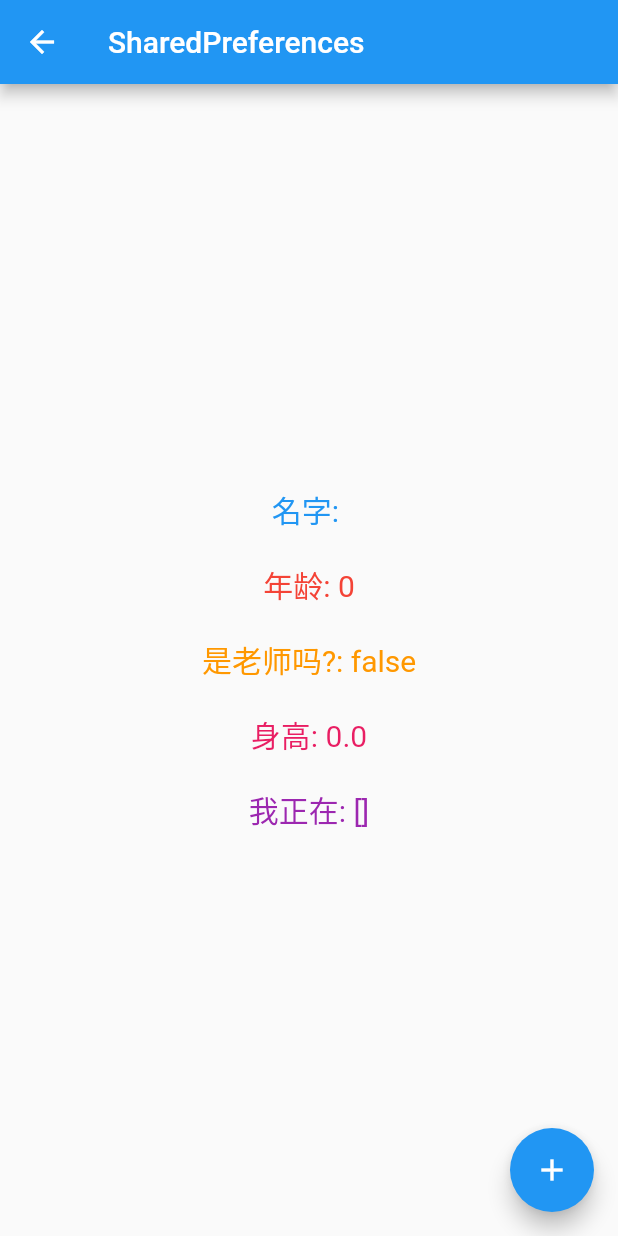
After one commit to JunAILiang/flutter_code, a Flutter app: the SharedPreferencesExample screen opened directly, after a tap on the "add" icon, on a phone screen of 412 x 824 dp. The commit adds this screen. Run offline on Flutter 3.47's test engine with Material 2 defaults, Android fonts, the phone set to English and light mode, and no system bars; our stand-ins replace auto_size_text, shared_preferences; accounts and stored records are empty.

Commit message:
持久化数据

```diff
--- a/lib/container_widgets/InheritedWidget/InheritedCount.dart
+++ b/lib/container_widgets/InheritedWidget/InheritedCount.dart
@@ -51,7 +51,7 @@ class WidgetA extends StatelessWidget {
 class WidgetB extends StatelessWidget {
   @override
   Widget build(BuildContext context) {
-    return Text(InheritedState.of(context)?.count.toString(),
+    return Text(InheritedState.of(context)!.count.toString(),
       style: TextStyle(
         color: Colors.green,
         fontSize: 50
--- /dev/null
+++ b/lib/source_code/shared_preferences_example/j_sp_util.dart
@@ -0,0 +1,154 @@
+
+import 'dart:convert';
+import 'package:shared_preferences/shared_preferences.dart';
+
+/// key:  持久化存储唯一key值
+/// value: 持久化存储的值
+class JSpUtil {
+
+  JSpUtil._internal();
+  factory JSpUtil() => _instance;
+  static late final JSpUtil _instance = JSpUtil._internal();
+
+  static late SharedPreferences _preferences;
+
+  /// 获取唯一实例
+  static Future<JSpUtil> getInstance() async {
+    _preferences = await SharedPreferences.getInstance();
+    return _instance;
+  }
+
+  /// 通用设置持久化数据
+  static setLocalStorage<T>(String key, T value) {
+    String type = value.runtimeType.toString();
+
+    switch (type) {
+      case "String":
+        setString(key, value as String);
+        break;
+      case "int":
+        setInt(key, value as int);
+        break;
+      case "bool":
+        setBool(key, value as bool);
+        break;
+      case "double":
+        setDouble(key, value as double);
+        break;
+      case "List<String>":
+        setStringList(key, value as List<String>);
+        break;
+      case "_InternalLinkedHashMap<String, String>":
+        setMap(key, value as Map);
+        break;
+    }
+  }
+
+  /// 获取持久化数据
+  static dynamic getLocalStorage<T>(String key) {
+    dynamic value = _preferences.get(key);
+    if (value.runtimeType.toString() == "String") {
+      if (_isJson(value)) {
+        return json.decode(value);
+      }
+    }
+    return value;
+  }
+
+  /// 根据key存储int类型
+  static Future<bool> setInt(String key, int value) {
+    return _preferences.setInt(key, value);
+  }
+
+  /// 根据key获取int类型
+  static int? getInt(String key, {int defaultValue = 0}) {
+    return _preferences.getInt(key) ?? defaultValue;
+  }
+
+  /// 根据key存储double类型
+  static Future<bool> setDouble(String key, double value) {
+    return _preferences.setDouble(key, value);
+  }
+
+  /// 根据key获取double类型
+  static double? getDouble(String key, {double defaultValue = 0.0}) {
+    return _preferences.getDouble(key) ?? defaultValue;
+  }
+
+  /// 根据key存储字符串类型
+  static Future<bool> setString(String key, String value) {
+    return _preferences.setString(key, value);
+  }
+
+  /// 根据key获取字符串类型
+  static String? getString(String key, {String defaultValue = ""}) {
+    return _preferences.getString(key) ?? defaultValue;
+  }
+
+  /// 根据key存储布尔类型
+  static Future<bool> setBool(String key, bool value) {
+    return _preferences.setBool(key, value);
+  }
+
+  /// 根据key获取布尔类型
+  static bool? getBool(String key, {bool defaultValue = false}) {
+    return _preferences.getBool(key) ?? defaultValue;
+  }
+
+  /// 根据key存储字符串类型数组
+  static Future<bool> setStringList(String key, List<String> value) {
+    return _preferences.setStringList(key, value);
+  }
+
+  /// 根据key获取字符串类型数组
+  static List<String> getStringList(String key, {List<String> defaultValue = const []}) {
+    return _preferences.getStringList(key) ?? defaultValue;
+  }
+
+  /// 根据key存储Map类型
+  static Future<bool> setMap(String key, Map value) {
+    return _preferences.setString(key, json.encode(value));
+  }
+
+  /// 根据key获取Map类型
+  static Map getMap(String key) {
+    String jsonStr = _preferences.getString(key) ?? "";
+    return jsonStr.isEmpty ? Map : json.decode(jsonStr);
+  }
+
+  /// 获取持久化数据中所有存入的key
+  static Set<String> getKeys() {
+    return _preferences.getKeys();
+  }
+
+  /// 获取持久化数据中是否包含某个key
+  static bool containsKey(String key) {
+    return _preferences.containsKey(key);
+  }
+
+  /// 删除持久化数据中某个key
+  static Future<bool> remove(String key) async {
+    return await _preferences.remove(key);
+  }
+
+  /// 清除所有持久化数据
+  static Future<bool> clear() async {
+    return await _preferences.clear();
+  }
+
+  /// 重新加载所有数据,仅重载运行时
+  static Future<void> reload() async {
+    return await _preferences.reload();
+  }
+
+  /// 判断是否是json字符串
+  static _isJson(String value) {
+    try {
+      JsonDecoder().convert(value);
+      return true;
+    } catch(e) {
+      return false;
+    }
+  }
+
+}
--- /dev/null
+++ b/lib/source_code/shared_preferences_example/shared_preferences_example.dart
@@ -0,0 +1,210 @@
+import 'package:flutter/material.dart';
+import 'package:flutter_code/source_code/shared_preferences_example/j_sp_util.dart';
+import 'package:shared_preferences/shared_preferences.dart';
+
+class SharedPreferencesExample extends StatefulWidget {
+  @override
+  _SharedPreferencesExampleState createState() => _SharedPreferencesExampleState();
+}
+
+class _SharedPreferencesExampleState extends State<SharedPreferencesExample> {
+
+
+  // SharedPreferences? sharedPreferences;
+
+  // 使用封装类来设置持久化数据
+  void _setDataJSpUtil() async {
+
+    // 设置String类型
+    await JSpUtil.setString("name", "Jimi");
+
+    // 设置int类型
+    await JSpUtil.setInt("age", 18);
+
+    // 设置bool类型
+    await JSpUtil.setBool("isTeacher", true);
+
+    // 设置double类型
+    await JSpUtil.setDouble("height", 1.88);
+
+    // 设置string类型的数组
+    await JSpUtil.setStringList("action", ["吃饭", "睡觉", "打豆豆"]);
+
+    // 设置Map类型
+    await JSpUtil.setMap("weight", {"weight": 112});
+    print(JSpUtil.getMap("weight"));
+
+    JSpUtil.setLocalStorage("name", "Jimi");
+    JSpUtil.setLocalStorage("age", 18);
+    JSpUtil.setLocalStorage("isTeacher", true);
+    JSpUtil.setLocalStorage("height", 1.88);
+    JSpUtil.setLocalStorage("action", ["吃饭", "睡觉", "打豆豆"]);
+    JSpUtil.setLocalStorage("weight", {"weight": "112"});
+
+    JSpUtil.getLocalStorage("name");
+    JSpUtil.getLocalStorage("age");
+    JSpUtil.getLocalStorage("isTeacher");
+    JSpUtil.getLocalStorage("height");
+    JSpUtil.getLocalStorage("action");
+    JSpUtil.getLocalStorage("weight");
+
+
+    // 获取磁盘中所有存入的key
+    List<String> keys = JSpUtil.getKeys().toList();
+    print(keys);
+
+    // 持久化数据中是否包含某个key
+    bool isContainKey = JSpUtil.containsKey("name1");
+    print(isContainKey);
+
+    // 删除持久化数据中某个key
+    bool isRemoveKey = await JSpUtil.remove("name");
+    print(isRemoveKey);
+
+    // 清除所有持久化数据
+    bool isClearAllKey = await JSpUtil.clear();
+    print(isClearAllKey);
+
+    // 重新加载所有数据,仅重载运行时
+    await JSpUtil.reload();
+
+    setState(() {});
+
+  }
+
+  // 设置持久化数据
+  // void _setData() async {
+  //   // 实例化
+  //   sharedPreferences = await SharedPreferences.getInstance();
+  //
+  //   // 设置string类型
+  //   await sharedPreferences?.setString("name", "Jimi");
+  //
+  //   // 设置int类型
+  //   await sharedPreferences?.setInt("age", 18);
+  //
+  //   // 设置bool类型
+  //   await sharedPreferences?.setBool("isTeacher", true);
+  //
+  //   // 设置double类型
+  //   await sharedPreferences?.setDouble("height", 1.88);
+  //
+  //   // 设置string类型的数组
+  //   await sharedPreferences?.setStringList("action", ["吃饭", "睡觉", "打豆豆"]);
+  //
+  //   // 获取磁盘中所有存入的key
+  //   List<String> keys = sharedPreferences?.getKeys().toList() ?? [];
+  //   print(keys);
+  //
+  //   // 持久化数据中是否包含某个key
+  //   bool isContainKey = sharedPreferences?.containsKey("name") ?? false;
+  //   print(isContainKey);
+  //
+  //   // 删除持久化数据中某个key
+  //   bool isRemoveKey = await sharedPreferences?.remove("name") ?? false;
+  //
+  //
+  //   // 清除所有持久化数据
+  //   // bool isClearAllKey = await sharedPreferences?.clear() ?? false;
+  //   // print(isClearAllKey);
+  //   // print(sharedPreferences?.getKeys().toList() ?? []);
+  //
+  //   // 重新加载所有数据,仅重载运行时
+  //   await sharedPreferences?.reload();
+  //
+  //   setState(() {});
+  // }
+
+
+
+
+  @override
+  Widget build(BuildContext context) {
+    return Scaffold(
+      appBar: AppBar(
+        title: Text("SharedPreferences"),
+      ),
+      floatingActionButton: FloatingActionButton(
+        onPressed: _setDataJSpUtil,
+        child: Icon(Icons.add),
+      ),
+      body: Center(
+        child: Column(
+          mainAxisAlignment: MainAxisAlignment.center,
+          crossAxisAlignment: CrossAxisAlignment.center,
+          children: [
+            // Text("名字: ${sharedPreferences?.getString("name") ?? ""}",
+            //   style: TextStyle(
+            //     color: Colors.blue,
+            //     fontSize: 20
+            //   ),
+            // ),
+            // SizedBox(height: 20,),
+            // Text("年龄: ${sharedPreferences?.getInt("age") ?? ""}",
+            //   style: TextStyle(
+            //       color: Colors.red,
+            //       fontSize: 20
+            //   ),
+            // ),
+            // SizedBox(height: 20,),
+            // Text("是老师吗?: ${sharedPreferences?.getBool("isTeacher") ?? ""}",
+            //   style: TextStyle(
+            //       color: Colors.orange,
+            //       fontSize: 20
+            //   ),
+            // ),
+            // SizedBox(height: 20,),
+            // Text("身高: ${sharedPreferences?.getDouble("height") ?? ""}",
+            //   style: TextStyle(
+            //       color: Colors.pink,
+            //       fontSize: 20
+            //   ),
+            // ),
+            // SizedBox(height: 20,),
+            // Text("我正在: ${sharedPreferences?.getStringList("action") ?? ""}",
+            //   style: TextStyle(
+            //       color: Colors.purple,
+            //       fontSize: 20
+            //   ),
+            // ),
+
+            Text("名字: ${JSpUtil.getString("name")}",
+              style: TextStyle(
+                  color: Colors.blue,
+                  fontSize: 20
+              ),
+            ),
+            SizedBox(height: 20,),
+            Text("年龄: ${JSpUtil.getInt("age")}",
+              style: TextStyle(
+                  color: Colors.red,
+                  fontSize: 20
+              ),
+            ),
+            SizedBox(height: 20,),
+            Text("是老师吗?: ${JSpUtil.getBool("isTeacher")}",
+              style: TextStyle(
+                  color: Colors.orange,
+                  fontSize: 20
+              ),
+            ),
+            SizedBox(height: 20,),
+            Text("身高: ${JSpUtil.getDouble("height")}",
+              style: TextStyle(
+                  color: Colors.pink,
+                  fontSize: 20
+              ),
+            ),
+            SizedBox(height: 20,),
+            Text("我正在: ${JSpUtil.getStringList("action")}",
+              style: TextStyle(
+                  color: Colors.purple,
+                  fontSize: 20
+              ),
+            ),
+          ],
+        ),
+      ),
+    );
+  }
+}
--- a/pubspec.yaml
+++ b/pubspec.yaml
@@ -18,7 +18,7 @@ publish_to: 'none' # Remove this line if you wish to publish to pub.dev
 version: 1.0.0+1
 
 environment:
-  sdk: ">=2.7.0 <3.0.0"
+  sdk: ">=2.12.0 <3.0.0"
 
 dependencies:
   flutter:
@@ -27,7 +27,8 @@ dependencies:
   # The following adds the Cupertino Icons font to your application.
   # Use with the CupertinoIcons class for iOS style icons.
   cupertino_icons: ^1.0.0
-  auto_size_text: ^2.1.0
+  auto_size_text: ^3.0.0-nullsafety.0
+  shared_preferences: ^2.0.8
 
 dev_dependencies:
   flutter_test:
```
Also changed, not shown: lib/container_widgets/InheritedWidget/InheritedState.dart (+4 -4 lines), lib/container_widgets/MaterialAppExample/MaterialAppExample.dart (+6 -5 lines), lib/container_widgets/ScaffoldExample/ScaffoldExample.dart (+5 -5 lines), lib/main.dart (+22 -3 lines), lib/source_code_page.dart (added, +64 -0 lines), pubspec.lock, 9 other files.
